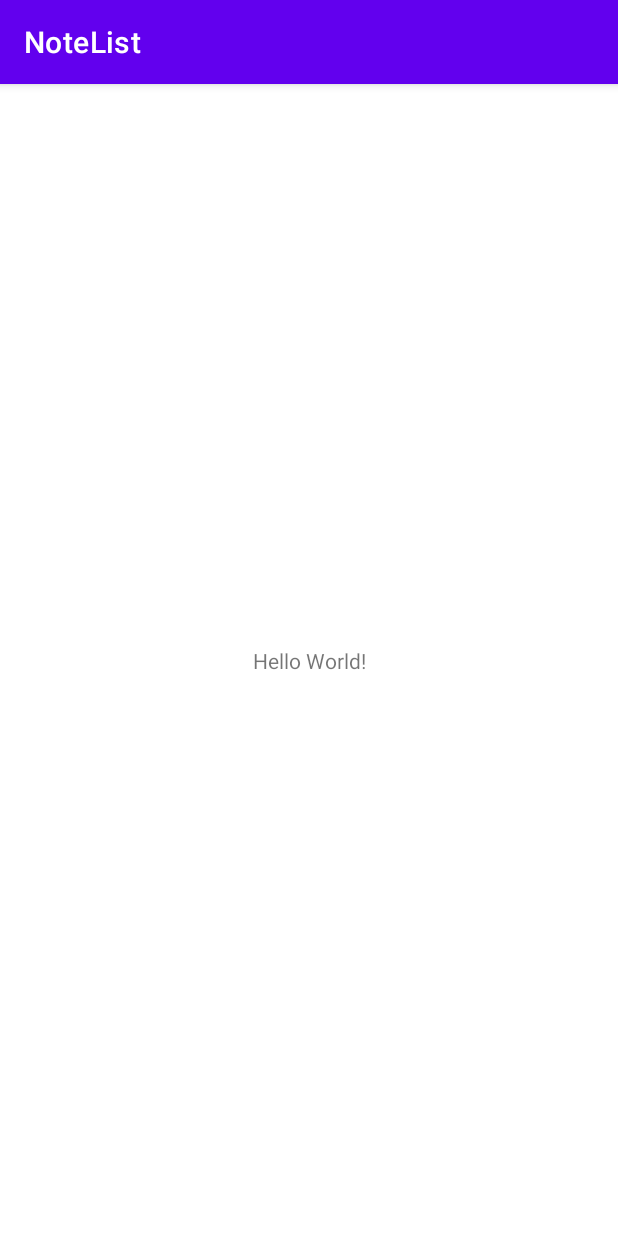
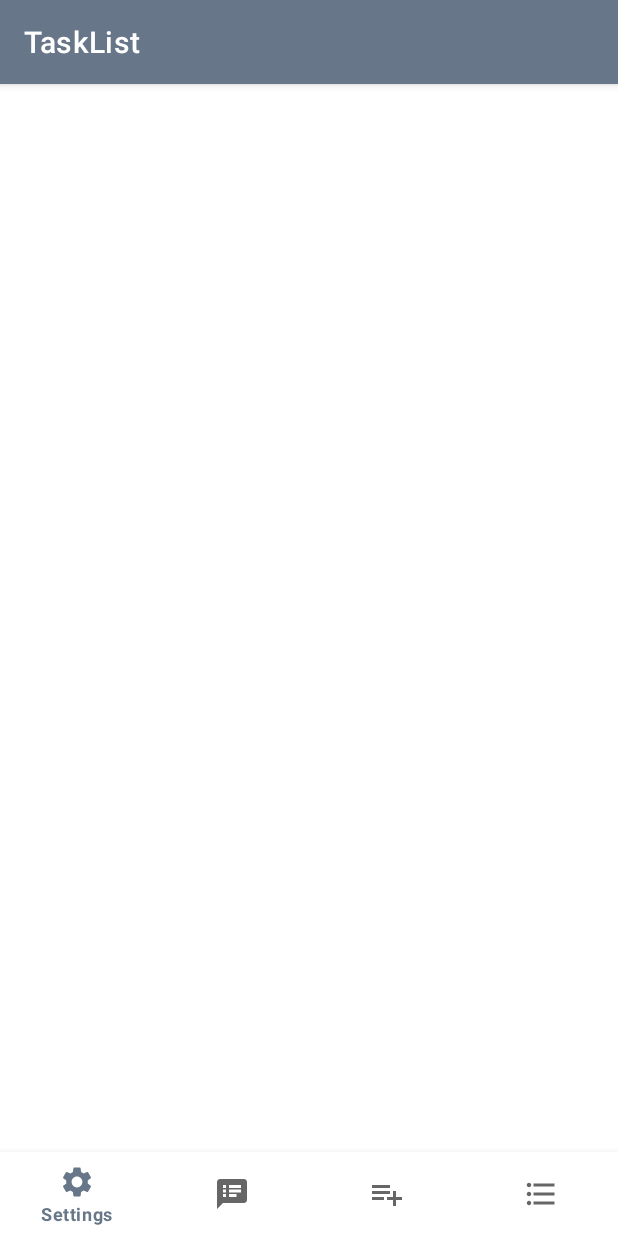
Before and after one commit to poohxx/NoteList, an Android app: the screen it shows after launch (MainActivity), on a phone screen of 412 x 824 dp. Run offline under Robolectric (Android 15) with nearby library versions, the phone set to English and light mode, and no system bars.

Commit message:
add Dao, MainDataBase, bottomNavMenu

```diff
--- a/app/src/main/AndroidManifest.xml
+++ b/app/src/main/AndroidManifest.xml
@@ -3,6 +3,7 @@
     package="com.poohxx.notelist">
 
     <application
+        android:name=".activities.MainApp"
         android:allowBackup="true"
         android:icon="@mipmap/ic_launcher"
         android:label="@string/app_name"
@@ -10,7 +11,7 @@
         android:supportsRtl="true"
         android:theme="@style/Theme.NoteList">
         <activity
-            android:name=".MainActivity"
+            android:name=".activities.MainActivity"
             android:exported="true">
             <intent-filter>
                 <action android:name="android.intent.action.MAIN" />
--- a/app/src/main/java/com/poohxx/notelist/MainActivity.kt
+++ /dev/null
@@ -1,11 +0,0 @@
-package com.poohxx.notelist
-
-import androidx.appcompat.app.AppCompatActivity
-import android.os.Bundle
-
-class MainActivity : AppCompatActivity() {
-    override fun onCreate(savedInstanceState: Bundle?) {
-        super.onCreate(savedInstanceState)
-        setContentView(R.layout.activity_main)
-    }
-}
--- /dev/null
+++ b/app/src/main/java/com/poohxx/notelist/activities/MainActivity.kt
@@ -0,0 +1,33 @@
+package com.poohxx.notelist.activities
+
+import androidx.appcompat.app.AppCompatActivity
+import android.os.Bundle
+import android.util.Log
+import android.widget.Toast
+import com.poohxx.notelist.R
+import com.poohxx.notelist.databinding.ActivityMainBinding
+
+class MainActivity : AppCompatActivity() {
+    lateinit var binding: ActivityMainBinding
+    override fun onCreate(savedInstanceState: Bundle?) {
+        super.onCreate(savedInstanceState)
+        binding = ActivityMainBinding.inflate(layoutInflater)
+        setContentView(binding.root)
+        setBotNavViewListener()
+    }
+    private fun setBotNavViewListener(){
+        binding.apply {
+            btmNavView.setOnItemReselectedListener {
+                when (it.itemId){
+                    R.id.settings -> {
+                        Toast.makeText(this@MainActivity, "settings", Toast.LENGTH_SHORT).show()
+                    }
+                    R.id.new_task -> {Log.d("Log", "new tasl")}
+                    R.id.task_list -> {Log.d("Log", "task_list")}
+                    R.id.notes -> {Log.d("Log", "notes")}
+                }
+                true
+            }
+        }
+    }
+}
--- /dev/null
+++ b/app/src/main/java/com/poohxx/notelist/activities/MainApp.kt
@@ -0,0 +1,10 @@
+package com.poohxx.notelist.activities
+
+import android.app.Application
+import com.poohxx.notelist.db.MainDataBase
+
+class MainApp : Application() {
+    val dataBase by lazy {
+        MainDataBase.getDataBase(this)
+    }
+}
--- a/app/src/main/java/com/poohxx/notelist/entities/ShoppingListNames.kt
+++ b/app/src/main/java/com/poohxx/notelist/entities/TaskListNames.kt
@@ -5,8 +5,8 @@ import androidx.room.Entity
 import androidx.room.PrimaryKey
 import java.io.Serializable
 
-@Entity(tableName = "List_one_names")
-data class ShoppingListNames(
+@Entity(tableName = "List_task_names")
+data class TaskListNames(
     @PrimaryKey(autoGenerate = true)
     val id: Int?,
     @ColumnInfo (name = "name")
--- /dev/null
+++ b/app/src/main/res/drawable/ic_list.xml
@@ -0,0 +1,10 @@
+<vector xmlns:android="http://schemas.android.com/apk/res/android"
+    android:width="24dp"
+    android:height="24dp"
+    android:viewportWidth="24"
+    android:viewportHeight="24"
+    android:tint="?attr/colorControlNormal">
+  <path
+      android:fillColor="@android:color/white"
+      android:pathData="M4,10.5c-0.83,0 -1.5,0.67 -1.5,1.5s0.67,1.5 1.5,1.5 1.5,-0.67 1.5,-1.5 -0.67,-1.5 -1.5,-1.5zM4,4.5c-0.83,0 -1.5,0.67 -1.5,1.5S3.17,7.5 4,7.5 5.5,6.83 5.5,6 4.83,4.5 4,4.5zM4,16.5c-0.83,0 -1.5,0.68 -1.5,1.5s0.68,1.5 1.5,1.5 1.5,-0.68 1.5,-1.5 -0.67,-1.5 -1.5,-1.5zM7,19h14v-2L7,17v2zM7,13h14v-2L7,11v2zM7,5v2h14L21,5L7,5z"/>
+</vector>
--- /dev/null
+++ b/app/src/main/res/drawable/ic_new_task.xml
@@ -0,0 +1,10 @@
+<vector xmlns:android="http://schemas.android.com/apk/res/android"
+    android:width="24dp"
+    android:height="24dp"
+    android:viewportWidth="24"
+    android:viewportHeight="24"
+    android:tint="?attr/colorControlNormal">
+  <path
+      android:fillColor="@android:color/white"
+      android:pathData="M14,10L2,10v2h12v-2zM14,6L2,6v2h12L14,6zM18,14v-4h-2v4h-4v2h4v4h2v-4h4v-2h-4zM2,16h8v-2L2,14v2z"/>
+</vector>
--- /dev/null
+++ b/app/src/main/res/drawable/ic_notes.xml
@@ -0,0 +1,10 @@
+<vector xmlns:android="http://schemas.android.com/apk/res/android"
+    android:width="24dp"
+    android:height="24dp"
+    android:viewportWidth="24"
+    android:viewportHeight="24"
+    android:tint="?attr/colorControlNormal">
+  <path
+      android:fillColor="@android:color/white"
+      android:pathData="M20,2L4,2c-1.1,0 -1.99,0.9 -1.99,2L2,22l4,-4h14c1.1,0 2,-0.9 2,-2L22,4c0,-1.1 -0.9,-2 -2,-2zM8,14L6,14v-2h2v2zM8,11L6,11L6,9h2v2zM8,8L6,8L6,6h2v2zM15,14h-5v-2h5v2zM18,11h-8L10,9h8v2zM18,8h-8L10,6h8v2z"/>
+</vector>
--- /dev/null
+++ b/app/src/main/res/drawable/ic_settings.xml
@@ -0,0 +1,10 @@
+<vector xmlns:android="http://schemas.android.com/apk/res/android"
+    android:width="24dp"
+    android:height="24dp"
+    android:viewportWidth="24"
+    android:viewportHeight="24"
+    android:tint="?attr/colorControlNormal">
+  <path
+      android:fillColor="@android:color/white"
+      android:pathData="M19.14,12.94c0.04,-0.3 0.06,-0.61 0.06,-0.94c0,-0.32 -0.02,-0.64 -0.07,-0.94l2.03,-1.58c0.18,-0.14 0.23,-0.41 0.12,-0.61l-1.92,-3.32c-0.12,-0.22 -0.37,-0.29 -0.59,-0.22l-2.39,0.96c-0.5,-0.38 -1.03,-0.7 -1.62,-0.94L14.4,2.81c-0.04,-0.24 -0.24,-0.41 -0.48,-0.41h-3.84c-0.24,0 -0.43,0.17 -0.47,0.41L9.25,5.35C8.66,5.59 8.12,5.92 7.63,6.29L5.24,5.33c-0.22,-0.08 -0.47,0 -0.59,0.22L2.74,8.87C2.62,9.08 2.66,9.34 2.86,9.48l2.03,1.58C4.84,11.36 4.8,11.69 4.8,12s0.02,0.64 0.07,0.94l-2.03,1.58c-0.18,0.14 -0.23,0.41 -0.12,0.61l1.92,3.32c0.12,0.22 0.37,0.29 0.59,0.22l2.39,-0.96c0.5,0.38 1.03,0.7 1.62,0.94l0.36,2.54c0.05,0.24 0.24,0.41 0.48,0.41h3.84c0.24,0 0.44,-0.17 0.47,-0.41l0.36,-2.54c0.59,-0.24 1.13,-0.56 1.62,-0.94l2.39,0.96c0.22,0.08 0.47,0 0.59,-0.22l1.92,-3.32c0.12,-0.22 0.07,-0.47 -0.12,-0.61L19.14,12.94zM12,15.6c-1.98,0 -3.6,-1.62 -3.6,-3.6s1.62,-3.6 3.6,-3.6s3.6,1.62 3.6,3.6S13.98,15.6 12,15.6z"/>
+</vector>
--- a/app/src/main/res/layout/activity_main.xml
+++ b/app/src/main/res/layout/activity_main.xml
@@ -4,15 +4,14 @@
     xmlns:tools="http://schemas.android.com/tools"
     android:layout_width="match_parent"
     android:layout_height="match_parent"
-    tools:context=".MainActivity">
+    tools:context=".activities.MainActivity">
 
-    <TextView
-        android:layout_width="wrap_content"
+    <com.google.android.material.bottomnavigation.BottomNavigationView
+        android:id="@+id/btmNavView"
+        android:layout_width="0dp"
         android:layout_height="wrap_content"
-        android:text="Hello World!"
         app:layout_constraintBottom_toBottomOf="parent"
-        app:layout_constraintLeft_toLeftOf="parent"
-        app:layout_constraintRight_toRightOf="parent"
-        app:layout_constraintTop_toTopOf="parent" />
-
+        app:layout_constraintEnd_toEndOf="parent"
+        app:layout_constraintStart_toStartOf="parent"
+        app:menu="@menu/bottom_menu" />
 </androidx.constraintlayout.widget.ConstraintLayout>
--- /dev/null
+++ b/app/src/main/res/menu/bottom_menu.xml
@@ -0,0 +1,33 @@
+<?xml version="1.0" encoding="utf-8"?>
+<menu xmlns:android="http://schemas.android.com/apk/res/android"
+    xmlns:app="http://schemas.android.com/apk/res-auto">
+
+    <item
+        android:id="@+id/settings"
+        android:title="@string/settings"
+        android:icon="@drawable/ic_settings"
+        app:showAsAction="ifRoom"
+        android:orderInCategory="1"
+    />
+    <item
+        android:id="@+id/notes"
+        android:title="@string/notes"
+        android:icon="@drawable/ic_notes"
+        app:showAsAction="ifRoom"
+        android:orderInCategory="2"
+        />
+    <item
+        android:id="@+id/task_list"
+        android:title="@string/task_list"
+        android:icon="@drawable/ic_list"
+        app:showAsAction="ifRoom"
+        android:orderInCategory="4"
+        />
+    <item
+        android:id="@+id/new_task"
+        android:title="@string/new_task"
+        android:icon="@drawable/ic_new_task"
+        app:showAsAction="ifRoom"
+        android:orderInCategory="3"
+        />
+</menu>
--- a/app/src/main/res/values/colors.xml
+++ b/app/src/main/res/values/colors.xml
@@ -7,4 +7,5 @@
     <color name="teal_700">#FF018786</color>
     <color name="black">#FF000000</color>
     <color name="white">#FFFFFFFF</color>
+    <color name="grey_my">#677789</color>
 </resources>
--- a/app/src/main/res/values/strings.xml
+++ b/app/src/main/res/values/strings.xml
@@ -1,3 +1,7 @@
 <resources>
-    <string name="app_name">NoteList</string>
+    <string name="app_name">TaskList</string>
+    <string name="settings">Settings</string>
+    <string name="notes">Notes</string>
+    <string name="task_list">Task List</string>
+    <string name="new_task">New Task</string>
 </resources>
--- a/app/src/main/res/values/themes.xml
+++ b/app/src/main/res/values/themes.xml
@@ -2,7 +2,7 @@
     <!-- Base application theme. -->
     <style name="Theme.NoteList" parent="Theme.MaterialComponents.DayNight.DarkActionBar">
         <!-- Primary brand color. -->
-        <item name="colorPrimary">@color/purple_500</item>
+        <item name="colorPrimary">@color/grey_my</item>
         <item name="colorPrimaryVariant">@color/purple_700</item>
         <item name="colorOnPrimary">@color/white</item>
         <!-- Secondary brand color. -->
@@ -12,5 +12,6 @@
         <!-- Status bar color. -->
         <item name="android:statusBarColor" tools:targetApi="l">?attr/colorPrimaryVariant</item>
         <!-- Customize your theme here. -->
+        <item name="android:windowFullscreen">true</item>
     </style>
 </resources>
```
Also changed, not shown: app/src/main/java/com/poohxx/notelist/db/Dao.kt (added, +16 -0 lines), app/src/main/java/com/poohxx/notelist/db/MainDataBase.kt (added, +31 -0 lines), app/src/main/java/com/poohxx/notelist/entities/LibraryItem.kt (added, +13 -0 lines), app/src/main/java/com/poohxx/notelist/entities/NoteItem.kt (added, +19 -0 lines), app/src/main/java/com/poohxx/notelist/entities/TaskListItem.kt (added, +21 -0 lines).
